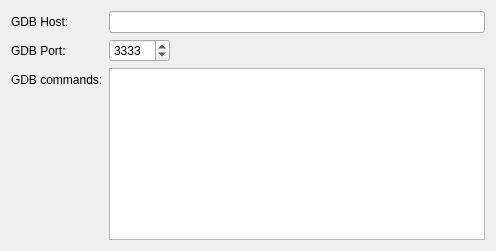
Before: the Qt Designer form src/plugins/baremetal/baremetaldeviceconfigurationwidget.ui in qt-creator/qt-creator, drawn with Qt 5.
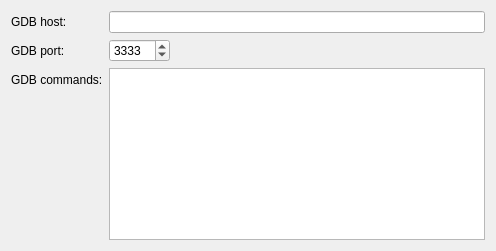
After: the same form once the commit is applied.

Commit message:
BareMetal plugin: fix UI text capitalization
Follow capitalization and punctuation guidelines
in UI strings and messages. Replace slashes with "or".

What changed in the file:
```diff
--- a/src/plugins/baremetal/baremetaldeviceconfigurationwidget.ui
+++ b/src/plugins/baremetal/baremetaldeviceconfigurationwidget.ui
@@ -32,7 +32,7 @@
       <locale language="English" country="UnitedStates"/>
      </property>
      <property name="text">
-      <string>GDB Host:</string>
+      <string>GDB host:</string>
      </property>
     </widget>
    </item>
@@ -45,7 +45,7 @@
       <locale language="English" country="UnitedStates"/>
      </property>
      <property name="text">
-      <string>GDB Port:</string>
+      <string>GDB port:</string>
      </property>
     </widget>
    </item>
```
The commit also changes 3 other files.
